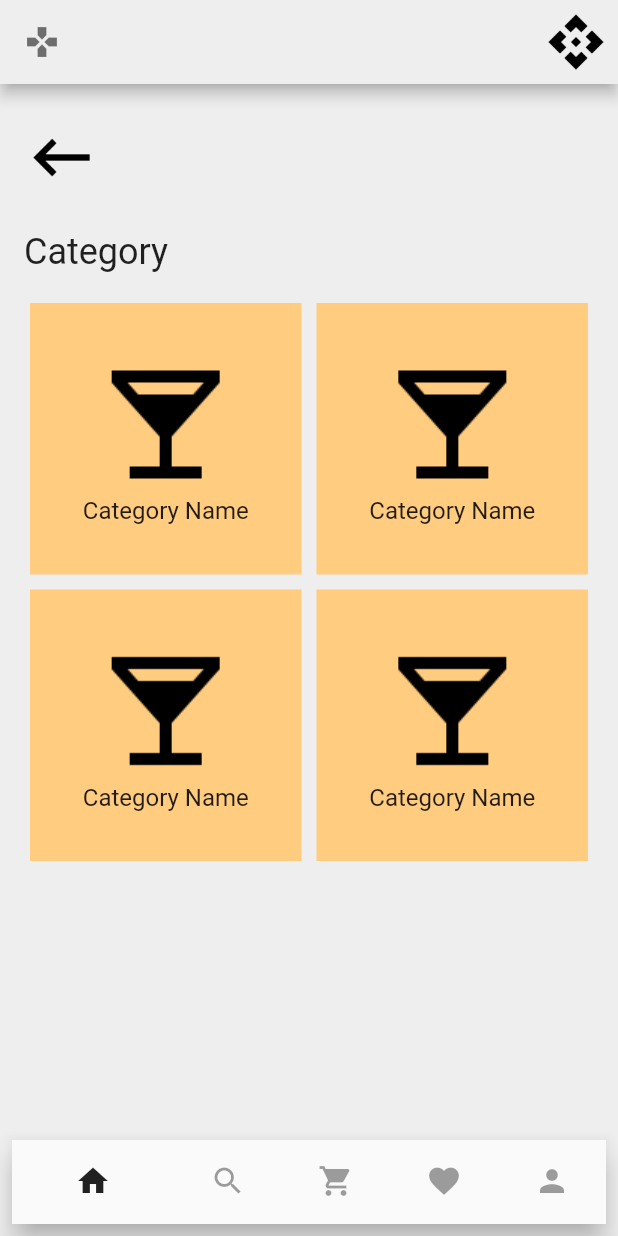
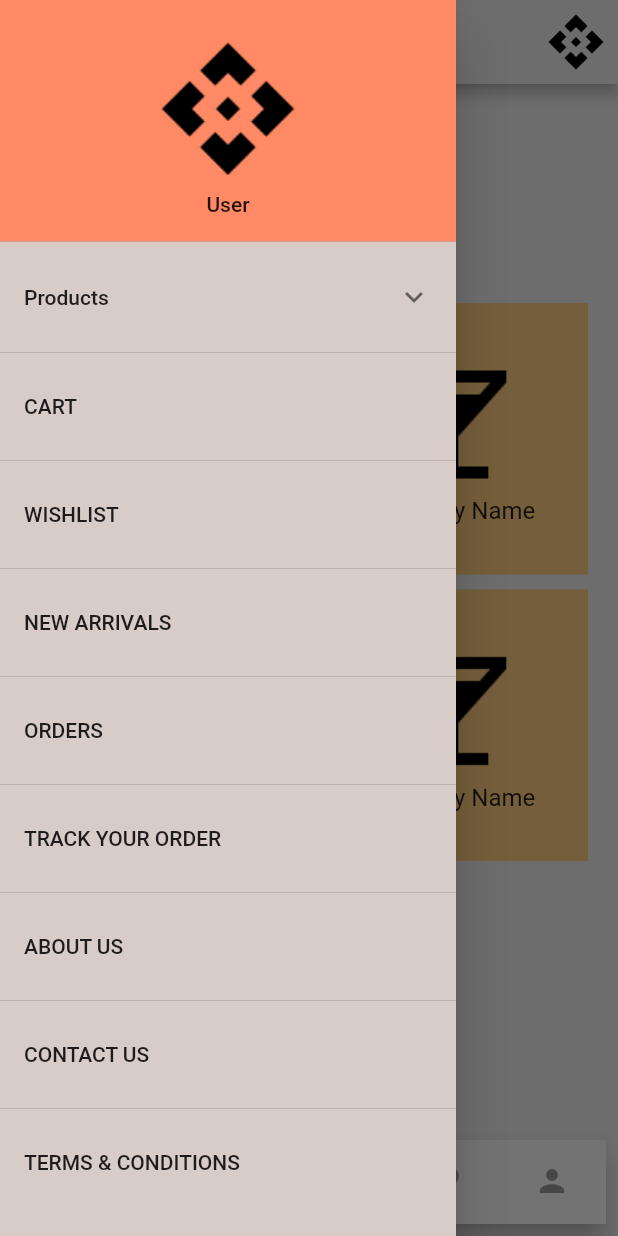
Before and after one commit to Baneeishaque/Samia-Al-Saleh-V2, a Flutter app: the screen it shows after launch, with the side drawer open (before the commit the screen has no drawer), on a phone screen of 412 x 824 dp. Run offline on Flutter 3.47's test engine with Material 2 defaults, Android fonts, the phone set to English and light mode, and no system bars.

Commit message:
categories

```diff
--- a/lib/categories.dart
+++ b/lib/categories.dart
@@ -10,9 +10,12 @@ class CategoriesPage extends StatefulWidget {
 }
 
 class _CategoriesPageState extends State<CategoriesPage> {
+  final GlobalKey<ScaffoldState> _scaffoldKey = new GlobalKey<ScaffoldState>();
+
   @override
   Widget build(BuildContext context) {
     return Scaffold(
+      key: _scaffoldKey,
       backgroundColor: Colors.grey[200],
       appBar: AppBar(
         backgroundColor: Colors.grey[200],
@@ -21,7 +24,7 @@ class _CategoriesPageState extends State<CategoriesPage> {
             Icons.gamepad,
             color: Colors.black54,
           ),
-            onPressed: () {},
+          onPressed: () => {_scaffoldKey.currentState.openDrawer()},
         ),
         actions: [
           Container(
@@ -179,6 +182,140 @@ class _CategoriesPageState extends State<CategoriesPage> {
           unselectedItemColor: Colors.black38,
           onTap: (index) {},
         ),
-        ));
+      ),
+      drawer: Theme(
+        data: Theme.of(context).copyWith(
+          canvasColor: Colors
+              .brown[100], //This will change the drawer background to blue.
+          //other styles
+        ),
+        child: Drawer(
+          // Add a ListView to the drawer. This ensures the user can scroll
+          // through the options in the drawer if there isn't enough vertical
+          // space to fit everything.
+          child: ListView(
+            // Important: Remove any padding from the ListView.
+            padding: EdgeInsets.zero,
+            children: <Widget>[
+              DrawerHeader(
+                child: Column(
+                    mainAxisAlignment: MainAxisAlignment.center,
+                    children: <Widget>[
+                      new Image.asset('assets/images/sharp_api_black_48dp.png'),
+                      SizedBox(
+                        height: 8,
+                      ),
+                      Text('User'),
+                    ]),
+                decoration: BoxDecoration(
+                  color: Colors.deepOrange[300],
+                ),
+              ),
+              new ExpansionTile(
+                title: Text("Products"),
+                children: <Widget>[
+                  ListTile(
+                    title: Text('Products1'.toUpperCase()),
+                    onTap: () {},
+                  ),
+                  ListTile(
+                    title: Text('Products2'.toUpperCase()),
+                    onTap: () {},
+                  ),
+                  ListTile(
+                    title: Text('Products3'.toUpperCase()),
+                    onTap: () {},
+                  ),
+                  ListTile(
+                    title: Text('Products4'.toUpperCase()),
+                    onTap: () {},
+                  ),
+                ],
+              ),
+              Divider(),
+              ListTile(
+                title: Text('Cart'.toUpperCase()),
+                onTap: () {
+                  // Update the state of the app
+                  // ...
+                  // Then close the drawer
+                  Navigator.pop(context);
+                },
+              ),
+              Divider(),
+              ListTile(
+                title: Text('WishList'.toUpperCase()),
+                onTap: () {
+                  // Update the state of the app
+                  // ...
+                  // Then close the drawer
+                  Navigator.pop(context);
+                },
+              ),
+              Divider(),
+              ListTile(
+                title: Text('New Arrivals'.toUpperCase()),
+                onTap: () {
+                  // Update the state of the app
+                  // ...
+                  // Then close the drawer
+                  Navigator.pop(context);
+                },
+              ),
+              Divider(),
+              ListTile(
+                title: Text('Orders'.toUpperCase()),
+                onTap: () {
+                  // Update the state of the app
+                  // ...
+                  // Then close the drawer
+                  Navigator.pop(context);
+                },
+              ),
+              Divider(),
+              ListTile(
+                title: Text('Track Your Order'.toUpperCase()),
+                onTap: () {
+                  // Update the state of the app
+                  // ...
+                  // Then close the drawer
+                  Navigator.pop(context);
+                },
+              ),
+              Divider(),
+              ListTile(
+                title: Text('About Us'.toUpperCase()),
+                onTap: () {
+                  // Update the state of the app
+                  // ...
+                  // Then close the drawer
+                  Navigator.pop(context);
+                },
+              ),
+              Divider(),
+              ListTile(
+                title: Text('Contact Us'.toUpperCase()),
+                onTap: () {
+                  // Update the state of the app
+                  // ...
+                  // Then close the drawer
+                  Navigator.pop(context);
+                },
+              ),
+              Divider(),
+              ListTile(
+                title: Text('Terms & Conditions'.toUpperCase()),
+                onTap: () {
+                  // Update the state of the app
+                  // ...
+                  // Then close the drawer
+                  Navigator.pop(context);
+                },
+              ),
+            ],
+          ),
+        ),
+      ),
+    );
   }
 }
```
Lines whose indentation alone changed are shown as unchanged.
